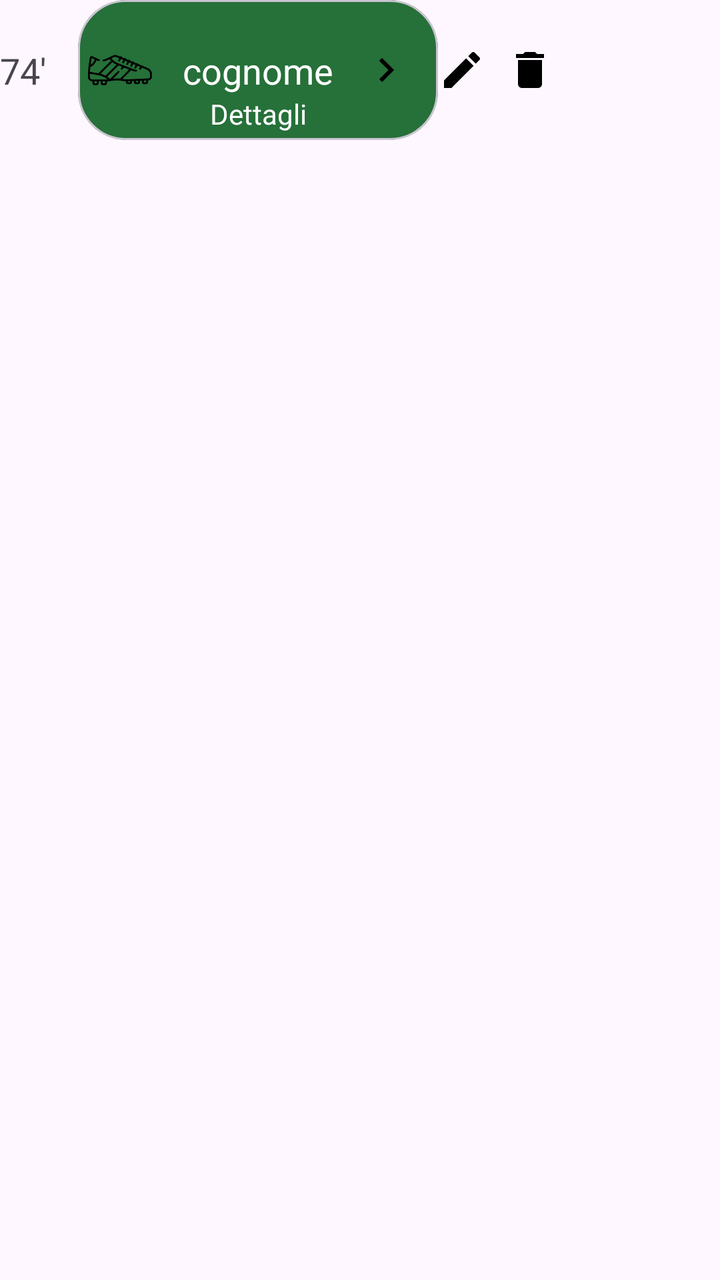
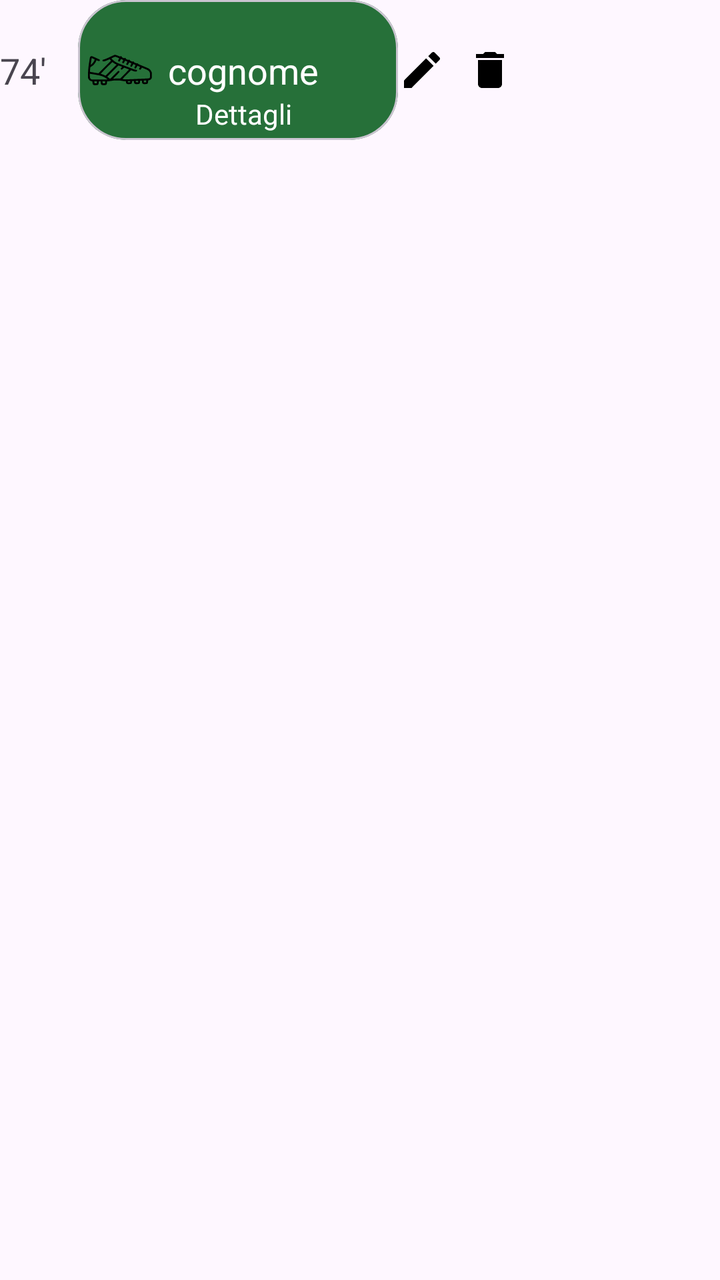

An Android layout rendered at two revisions. The XML below is the earlier revision; the diff shows what the commit changed to produce the second picture.
<!-- AndroidManifest.xml: application theme Theme.YouCoach -->
<!-- res/layout/item_evento.xml -->
<?xml version="1.0" encoding="utf-8"?>
<androidx.constraintlayout.widget.ConstraintLayout xmlns:android="http://schemas.android.com/apk/res/android"
    android:layout_width="wrap_content"
    android:layout_height="wrap_content"
    android:paddingBottom="5dp"
    xmlns:app="http://schemas.android.com/apk/res-auto">



        <TextView
            android:id="@+id/minutaggio"
            android:layout_width="wrap_content"
            android:layout_height="wrap_content"
            android:text="74'"
            android:textSize="18dp"
            app:layout_constraintStart_toStartOf="parent"
            app:layout_constraintTop_toTopOf="@+id/card_evento"
            app:layout_constraintBottom_toBottomOf="@id/card_evento"
            android:layout_marginEnd="8dp" />

        <com.google.android.material.card.MaterialCardView
            android:id="@+id/card_evento"
            android:layout_width="180dp"
            android:layout_height="70dp"
            android:layout_marginStart="16dp"
            app:cardCornerRadius="24dp"
            app:cardBackgroundColor="@color/giorno_selezionato"
            app:layout_constraintStart_toEndOf="@id/minutaggio"
            app:layout_constraintTop_toTopOf="parent">

            <androidx.constraintlayout.widget.ConstraintLayout
                android:layout_width="match_parent"
                android:layout_height="match_parent">

                <ImageView
                    android:id="@+id/immagine_evento"
                    android:layout_width="wrap_content"
                    android:layout_height="wrap_content"
                    android:layout_marginStart="5dp"
                    app:layout_constraintStart_toStartOf="parent"
                    app:layout_constraintTop_toTopOf="parent"
                    app:layout_constraintBottom_toBottomOf="parent"
                    android:src="@drawable/assist" />

                <TextView
                    android:id="@+id/nome_giocatore"
                    android:layout_width="wrap_content"
                    android:layout_height="wrap_content"
                    android:text="cognome"
                    android:textSize="18dp"
                    android:textColor="@color/white"
                    app:layout_constraintTop_toTopOf="parent"
                    app:layout_constraintBottom_toBottomOf="parent"
                    app:layout_constraintStart_toStartOf="parent"
                    app:layout_constraintEnd_toEndOf="parent" />

                <ImageView
                    android:id="@+id/immagine_dettaglio"
                    android:layout_width="wrap_content"
                    android:layout_height="wrap_content"
                    app:layout_constraintStart_toEndOf="@id/nome_giocatore"
                    app:layout_constraintEnd_toEndOf="parent"
                    app:layout_constraintTop_toTopOf="parent"
                    app:layout_constraintBottom_toBottomOf="parent"
                    android:src="@drawable/arrow_forward" />

                <TextView
                    android:id="@+id/dettaglio_evento"
                    android:layout_width="wrap_content"
                    android:layout_height="wrap_content"
                    android:text="Dettagli"
                    android:textColor="@color/white"
                    app:layout_constraintTop_toBottomOf="@id/nome_giocatore"
                    app:layout_constraintStart_toStartOf="@id/nome_giocatore"
                    app:layout_constraintEnd_toEndOf="@id/nome_giocatore"/>

            </androidx.constraintlayout.widget.ConstraintLayout>


        </com.google.android.material.card.MaterialCardView>

    <ImageButton
        android:id="@+id/modificaEvento_button"
        android:layout_width="24dp"
        android:layout_height="24dp"
        android:background="@color/transparent"
        android:src="@drawable/edit"
        app:layout_constraintStart_toEndOf="@id/card_evento"
        app:layout_constraintTop_toTopOf="@id/card_evento"
        app:layout_constraintBottom_toBottomOf="@+id/card_evento"/>

    <ImageButton
        android:id="@+id/eliminaEvento_button"
        android:layout_width="24dp"
        android:layout_height="24dp"
        android:background="@color/transparent"
        android:src="@drawable/delete"
        android:layout_marginStart="10dp"
        app:layout_constraintStart_toEndOf="@id/modificaEvento_button"
        app:layout_constraintTop_toTopOf="@+id/card_evento"
        app:layout_constraintBottom_toBottomOf="@id/card_evento"/>

</androidx.constraintlayout.widget.ConstraintLayout>
<!-- resources referenced by this layout -->
<resources>
  <color name="giorno_selezionato">#267039  </color>
  <color name="transparent">#00000000</color>
  <color name="white">#FFFFFFFF</color>
  <!-- drawable arrow_forward (drawable) -->
  <vector xmlns:android="http://schemas.android.com/apk/res/android" android:autoMirrored="true" android:height="24dp" android:tint="#000000" android:viewportHeight="24" android:viewportWidth="24" android:width="24dp">
        
      <path android:fillColor="@android:color/white" android:pathData="M8.59,16.59L13.17,12 8.59,7.41 10,6l6,6 -6,6 -1.41,-1.41z"/>
      
  </vector>
  <!-- drawable assist: vector/xml drawable (drawable, 5646 chars, omitted) -->
  <!-- drawable delete (drawable) -->
  <vector xmlns:android="http://schemas.android.com/apk/res/android" android:height="24dp" android:tint="#000000" android:viewportHeight="24" android:viewportWidth="24" android:width="24dp">
        
      <path android:fillColor="@android:color/white" android:pathData="M6,19c0,1.1 0.9,2 2,2h8c1.1,0 2,-0.9 2,-2V7H6v12zM19,4h-3.5l-1,-1h-5l-1,1H5v2h14V4z"/>
      
  </vector>
  <!-- drawable edit (drawable) -->
  <vector xmlns:android="http://schemas.android.com/apk/res/android" android:height="24dp" android:tint="#000000" android:viewportHeight="24" android:viewportWidth="24" android:width="24dp">
        
      <path android:fillColor="@android:color/white" android:pathData="M3,17.25V21h3.75L17.81,9.94l-3.75,-3.75L3,17.25zM20.71,7.04c0.39,-0.39 0.39,-1.02 0,-1.41l-2.34,-2.34c-0.39,-0.39 -1.02,-0.39 -1.41,0l-1.83,1.83 3.75,3.75 1.83,-1.83z"/>
      
  </vector>
  <style name="Theme.YouCoach" parent="Base.Theme.YouCoach" />
  <style name="Base.Theme.YouCoach" parent="Theme.Material3.DayNight.NoActionBar">
          
          
      </style>
</resources>

<!-- the commit's change to res/layout/item_evento.xml (unified diff, before → after) -->
@@ -20,7 +20,7 @@
 
         <com.google.android.material.card.MaterialCardView
             android:id="@+id/card_evento"
-            android:layout_width="180dp"
+            android:layout_width="160dp"
             android:layout_height="70dp"
             android:layout_marginStart="16dp"
             app:cardCornerRadius="24dp"
@@ -51,18 +51,9 @@
                     android:textColor="@color/white"
                     app:layout_constraintTop_toTopOf="parent"
                     app:layout_constraintBottom_toBottomOf="parent"
-                    app:layout_constraintStart_toStartOf="parent"
-                    app:layout_constraintEnd_toEndOf="parent" />
-
-                <ImageView
-                    android:id="@+id/immagine_dettaglio"
-                    android:layout_width="wrap_content"
-                    android:layout_height="wrap_content"
-                    app:layout_constraintStart_toEndOf="@id/nome_giocatore"
+                    app:layout_constraintStart_toStartOf="@+id/immagine_evento"
                     app:layout_constraintEnd_toEndOf="parent"
-                    app:layout_constraintTop_toTopOf="parent"
-                    app:layout_constraintBottom_toBottomOf="parent"
-                    android:src="@drawable/arrow_forward" />
+                    />
 
                 <TextView
                     android:id="@+id/dettaglio_evento"
<!-- resource entries referenced after the edit -->
@@ -3,12 +3,6 @@
   <color name="giorno_selezionato">#267039  </color>
   <color name="transparent">#00000000</color>
   <color name="white">#FFFFFFFF</color>
-  <!-- drawable arrow_forward (drawable) -->
-  <vector xmlns:android="http://schemas.android.com/apk/res/android" android:autoMirrored="true" android:height="24dp" android:tint="#000000" android:viewportHeight="24" android:viewportWidth="24" android:width="24dp">
-        
-      <path android:fillColor="@android:color/white" android:pathData="M8.59,16.59L13.17,12 8.59,7.41 10,6l6,6 -6,6 -1.41,-1.41z"/>
-      
-  </vector>
   <!-- drawable assist: vector/xml drawable (drawable, 5646 chars, omitted) -->
   <!-- drawable delete (drawable) -->
   <vector xmlns:android="http://schemas.android.com/apk/res/android" android:height="24dp" android:tint="#000000" android:viewportHeight="24" android:viewportWidth="24" android:width="24dp">
